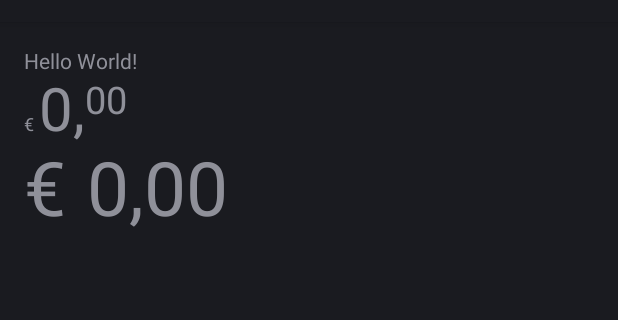
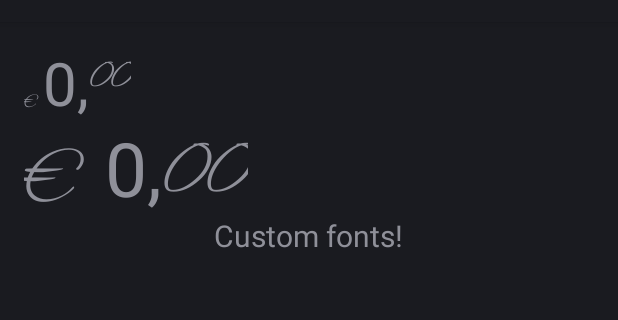
Before and after one commit to berendn/CurrencyTextView, an Android app: the layout activity_main.xml on its own in the app's theme, with its tools: preview values and no code run, on a phone screen of 412 x 824 dp, the part 62-382 px from its top. Run offline under Robolectric (Android 15) with nearby library versions, the phone set to English and light mode, and no system bars.

```diff
--- a/build.gradle
+++ b/build.gradle
@@ -5,7 +5,7 @@ buildscript {
         jcenter()
     }
     dependencies {
-        classpath 'com.android.tools.build:gradle:1.5.0'
+        classpath 'com.android.tools.build:gradle:2.0.0'
         classpath 'com.github.dcendents:android-maven-gradle-plugin:1.3'
         // NOTE: Do not place your application dependencies here; they belong
         // in the individual module build.gradle files
--- a/library/src/main/java/nl/qrk/currencytextview/CurrencyTextView.java
+++ /dev/null
@@ -1,173 +0,0 @@
-package nl.qrk.currencytextview;
-
-import android.annotation.TargetApi;
-import android.content.Context;
-import android.content.res.TypedArray;
-import android.graphics.Canvas;
-import android.graphics.Paint;
-import android.graphics.Rect;
-import android.os.Build;
-import android.util.AttributeSet;
-import android.util.TypedValue;
-import android.widget.TextView;
-
-import java.math.BigDecimal;
-
-/**
- * Created by Berend on 2-4-2016.
- */
-public class CurrencyTextView extends TextView {
-
-    private static final String tag = CurrencyTextView.class.getSimpleName();
-    private final Rect euroSignTextBounds = new Rect();
-    private final Rect euroTextBounds = new Rect();
-    private final Rect digitsTextBounds = new Rect();
-    private String euroSign = "\u20AC";
-    private String comma = ",";
-    private String euros = "0";
-    private String cents = "00";
-    private String euroscomma = euros + comma;
-    private float euroSignTextSizeInPixels = 12;
-    private float euroTextSizeInPixels = 12;
-    private float digitsTextSizeInPixels = 12;
-    private Paint euroSignTextPaint;
-    private Paint euroTextPaint;
-    private Paint digitsTextPaint;
-
-    public CurrencyTextView(Context context) {
-        super(context);
-        init();
-    }
-
-    public CurrencyTextView(Context context, AttributeSet attrs) {
-        super(context, attrs);
-
-        TypedArray a = getContext().obtainStyledAttributes(attrs, R.styleable.CurrencyTextView);
-        euroTextSizeInPixels = a.getDimension(R.styleable.CurrencyTextView_euroTextSize, getTextSize());
-        euroSignTextSizeInPixels = a.getDimension(R.styleable.CurrencyTextView_eurosignTextSize, getTextSize());
-        digitsTextSizeInPixels = a.getDimension(R.styleable.CurrencyTextView_digitsTextSize, getTextSize());
-        a.recycle();
-
-        euroSignTextSizeInPixels = Math.min(euroSignTextSizeInPixels, euroTextSizeInPixels);
-        digitsTextSizeInPixels = Math.min(digitsTextSizeInPixels, euroTextSizeInPixels);
-
-        init();
-    }
-
-    public CurrencyTextView(Context context, AttributeSet attrs, int defStyleAttr) {
-        super(context, attrs, defStyleAttr);
-        init();
-    }
-
-    @TargetApi(Build.VERSION_CODES.LOLLIPOP)
-    public CurrencyTextView(Context context, AttributeSet attrs, int defStyleAttr, int defStyleRes) {
-        super(context, attrs, defStyleAttr, defStyleRes);
-        init();
-    }
-
-    private void init()
-    {
-        setText(euroSign + euroscomma + cents);
-        setTextSize(TypedValue.COMPLEX_UNIT_PX, euroTextSizeInPixels);
-        setSingleLine();
-        setIncludeFontPadding(false);
-
-        setPaintFlags(Paint.ANTI_ALIAS_FLAG);
-        getPaint().setColor(getTextColors().getDefaultColor());
-
-        euroSignTextPaint = new Paint(getPaint());
-        euroSignTextPaint.setTextSize(euroSignTextSizeInPixels);
-
-        euroTextPaint = new Paint(getPaint());
-        euroTextPaint.setTextSize(euroTextSizeInPixels);
-
-        digitsTextPaint = new Paint(getPaint());
-        digitsTextPaint.setTextSize(digitsTextSizeInPixels);
-
-        refreshTextBounds();
-    }
-
-
-    void refreshTextBounds()
-    {
-        euroSignTextPaint.getTextBounds(euroSign, 0, euroSign.length(), euroSignTextBounds);
-        euroTextPaint.getTextBounds(euros, 0, euros.length(), euroTextBounds);
-        digitsTextPaint.getTextBounds(cents, 0, cents.length(), digitsTextBounds);
-    }
-
-    @Override
-    protected void onDraw(Canvas canvas)
-    {
-        float baseline = getHeight() - euroTextPaint.descent();
-        int x = 0;
-
-        canvas.drawText(euroSign, x, baseline, euroSignTextPaint);
-
-        x += euroSignTextPaint.measureText(euroSign) * 1.5;
-        canvas.drawText(euroscomma, x, baseline, euroTextPaint);
-
-        x += euroTextPaint.measureText(euroscomma);
-        canvas.drawText(cents, x, baseline - euroTextBounds.height() + digitsTextBounds.height(), digitsTextPaint);
-    }
-
-    public void setAmount(BigDecimal b)
-    {
-        if (b == null)
-        {
-            return;
-        }
-
-        long euro = b.longValue();
-
-        // The remainder of ONE is everything after the comma.
-        cents = b.abs().remainder(BigDecimal.ONE).setScale(2, BigDecimal.ROUND_HALF_UP).toPlainString();
-        // Remove the 0, and keep the change ;)
-        cents = cents.substring(2, 4);
-
-        euros = Long.toString(euro);
-        if (euro == 0 && b.compareTo(BigDecimal.ZERO) < 0)
-        {
-            euros = "-" + euros;
-        }
-
-        euroscomma = euros + comma;
-
-        refreshTextBounds();
-        setText(euroSign + euros + comma + cents);
-    }
-
-    @Override
-    protected void onMeasure(int widthMeasureSpec, int heightMeasureSpec)
-    {
-        super.onMeasure(widthMeasureSpec, heightMeasureSpec);
-
-        int desiredWidth = 0;
-        desiredWidth += euroSignTextPaint.measureText(euroSign) * 1.5;
-        desiredWidth += euroTextPaint.measureText(euroscomma);
-        desiredWidth += digitsTextPaint.measureText(cents);
-
-        int widthMode = MeasureSpec.getMode(widthMeasureSpec);
-        int widthSize = MeasureSpec.getSize(widthMeasureSpec);
-
-        int width;
-
-        // Measure Width
-        if (widthMode == MeasureSpec.EXACTLY)
-        {
-            // Must be this size
-            width = widthSize;
-        }
-        else if (widthMode == MeasureSpec.AT_MOST)
-        {
-            // Can't be bigger than...
-            width = Math.min(desiredWidth, widthSize);
-        }
-        else
-        {
-            // Be whatever you want
-            width = desiredWidth;
-        }
-
-        setMeasuredDimension(width, getMeasuredHeight());
-    }
-}
--- /dev/null
+++ b/library/src/main/java/nl/qrk/currencytextview/CurrencyTextView.kt
@@ -0,0 +1,157 @@
+package nl.qrk.currencytextview
+
+import android.content.Context
+import android.graphics.Canvas
+import android.graphics.Paint
+import android.graphics.Rect
+import android.graphics.Typeface
+import android.util.AttributeSet
+import android.util.TypedValue
+import android.view.View
+import android.widget.TextView
+import java.math.BigDecimal
+
+/**
+ * Created by Berend on 2-4-2016.
+ */
+class CurrencyTextView : TextView {
+    private val euroSignTextBounds = Rect()
+    private val euroTextBounds = Rect()
+    private val digitsTextBounds = Rect()
+    private val euroSign = "\u20AC"
+    private val comma = ","
+    private var euros = "0"
+    private var cents = "00"
+    private var euroscomma = euros + comma
+    private var euroSignTextSizeInPixels = 12f
+    private var euroTextSizeInPixels = 12f
+    private var digitsTextSizeInPixels = 12f
+    private var euroSignTextPaint: Paint? = null
+    private var euroTextPaint: Paint? = null
+    private var digitsTextPaint: Paint? = null
+
+    constructor(context: Context) : super(context) {
+        init()
+    }
+
+    constructor(context: Context, attrs: AttributeSet) : super(context, attrs) {
+
+        val a = getContext().obtainStyledAttributes(attrs, R.styleable.CurrencyTextView)
+        euroTextSizeInPixels = a.getDimension(R.styleable.CurrencyTextView_euroTextSize, textSize)
+        euroSignTextSizeInPixels = a.getDimension(R.styleable.CurrencyTextView_eurosignTextSize, textSize)
+        digitsTextSizeInPixels = a.getDimension(R.styleable.CurrencyTextView_digitsTextSize, textSize)
+        a.recycle()
+
+        euroSignTextSizeInPixels = Math.min(euroSignTextSizeInPixels, euroTextSizeInPixels)
+        digitsTextSizeInPixels = Math.min(digitsTextSizeInPixels, euroTextSizeInPixels)
+
+        init()
+    }
+
+    constructor(context: Context, attrs: AttributeSet, defStyleAttr: Int) : super(context, attrs, defStyleAttr) {
+        init()
+    }
+
+    private fun init() {
+        text = euroSign + euroscomma + cents
+        setTextSize(TypedValue.COMPLEX_UNIT_PX, euroTextSizeInPixels)
+        setSingleLine()
+        includeFontPadding = false
+
+        paintFlags = Paint.ANTI_ALIAS_FLAG
+        paint.color = textColors.defaultColor
+        paint.typeface = Typeface.createFromAsset(context.assets, "AlexBrush-Regular.ttf");
+
+        euroSignTextPaint = Paint(paint)
+        euroSignTextPaint!!.textSize = euroSignTextSizeInPixels
+
+        euroTextPaint = Paint(paint)
+        euroTextPaint!!.textSize = euroTextSizeInPixels
+        euroTextPaint!!.typeface = typeface
+
+        digitsTextPaint = Paint(paint)
+        digitsTextPaint!!.textSize = digitsTextSizeInPixels
+
+        refreshTextBounds()
+    }
+
+
+    internal fun refreshTextBounds() {
+        euroSignTextPaint!!.getTextBounds(euroSign, 0, euroSign.length, euroSignTextBounds)
+        euroTextPaint!!.getTextBounds(euros, 0, euros.length, euroTextBounds)
+        digitsTextPaint!!.getTextBounds(cents, 0, cents.length, digitsTextBounds)
+    }
+
+    override fun onDraw(canvas: Canvas) {
+        val baseline = height - euroTextPaint!!.descent()
+        var x = 0
+
+        canvas.drawText(euroSign, x.toFloat(), baseline, euroSignTextPaint)
+
+        x += (euroSignTextPaint!!.measureText(euroSign) * 1.5).toInt()
+        canvas.drawText(euroscomma, x.toFloat(), baseline, euroTextPaint)
+
+        x += euroTextPaint!!.measureText(euroscomma).toInt()
+        canvas.drawText(cents, x.toFloat(), baseline - euroTextBounds.height() + digitsTextBounds.height(), digitsTextPaint)
+    }
+
+    override fun setTypeface(tf : Typeface){
+        super.setTypeface(tf)
+    }
+
+    fun setAmount(b: BigDecimal?) {
+        if (b == null) {
+            return
+        }
+
+        val euro = b.toLong()
+
+        // The remainder of ONE is everything after the comma.
+        cents = b.abs().remainder(BigDecimal.ONE).setScale(2, BigDecimal.ROUND_HALF_UP).toPlainString()
+        // Remove the 0, and keep the change ;)
+        cents = cents.substring(2, 4)
+
+        euros = java.lang.Long.toString(euro)
+        if (euro == 0L && b.compareTo(BigDecimal.ZERO) < 0) {
+            euros = "-" + euros
+        }
+
+        euroscomma = euros + comma
+
+        refreshTextBounds()
+        text = euroSign + euros + comma + cents
+    }
+
+    override fun onMeasure(widthMeasureSpec: Int, heightMeasureSpec: Int) {
+        super.onMeasure(widthMeasureSpec, heightMeasureSpec)
+
+        var desiredWidth = 0
+        desiredWidth += (euroSignTextPaint!!.measureText(euroSign) * 1.5).toInt()
+        desiredWidth += euroTextPaint!!.measureText(euroscomma).toInt()
+        desiredWidth += digitsTextPaint!!.measureText(cents).toInt()
+
+        val widthMode = View.MeasureSpec.getMode(widthMeasureSpec)
+        val widthSize = View.MeasureSpec.getSize(widthMeasureSpec)
+
+        val width: Int
+
+        // Measure Width
+        if (widthMode == View.MeasureSpec.EXACTLY) {
+            // Must be this size
+            width = widthSize
+        } else if (widthMode == View.MeasureSpec.AT_MOST) {
+            // Can't be bigger than...
+            width = Math.min(desiredWidth, widthSize)
+        } else {
+            // Be whatever you want
+            width = desiredWidth
+        }
+
+        setMeasuredDimension(width, measuredHeight)
+    }
+
+    companion object {
+
+        private val tag = CurrencyTextView::class.java.simpleName
+    }
+}
--- a/sampleapp/src/main/res/layout/activity_main.xml
+++ b/sampleapp/src/main/res/layout/activity_main.xml
@@ -1,37 +1,42 @@
 <?xml version="1.0" encoding="utf-8"?>
 <LinearLayout xmlns:android="http://schemas.android.com/apk/res/android"
+    xmlns:app="http://schemas.android.com/apk/res-auto"
     xmlns:tools="http://schemas.android.com/tools"
-    xmlns:app="http://schemas.android.com/apk/res-auto"
     android:layout_width="match_parent"
     android:layout_height="match_parent"
+    android:orientation="vertical"
     android:paddingBottom="@dimen/activity_vertical_margin"
     android:paddingLeft="@dimen/activity_horizontal_margin"
     android:paddingRight="@dimen/activity_horizontal_margin"
     android:paddingTop="@dimen/activity_vertical_margin"
-    tools:context="nl.qrk.currencytextviewdemo.MainActivity"
-    android:orientation="vertical">
+    tools:context="nl.qrk.currencytextviewdemo.MainActivity">
+
+    <nl.qrk.currencytextview.CurrencyTextView
+        android:id="@+id/view1"
+        android:layout_width="wrap_content"
+        android:layout_height="wrap_content"
+        android:text="€13.37"
+        app:digitsTextSize="25sp"
+        app:euroTextSize="40sp"
+        app:eurosignTextSize="12sp"
+        fontPath="AlexBrush-Regular.ttf"
+         />
+
+    <nl.qrk.currencytextview.CurrencyTextView
+        android:id="@+id/view2"
+        android:layout_width="wrap_content"
+        android:layout_height="wrap_content"
+        android:text="€13.37"
+        android:textSize="50sp"
+        />
 
     <TextView
         android:layout_width="wrap_content"
         android:layout_height="wrap_content"
-        android:text="Hello World!"
-        android:id="@+id/textView" />
-
-    <nl.qrk.currencytextview.CurrencyTextView
-        android:layout_width="wrap_content"
-        android:layout_height="wrap_content"
-        android:id="@+id/view1"
-        app:digitsTextSize="25sp"
-        app:eurosignTextSize="12sp"
-        app:euroTextSize="40sp"
-        android:text="€13.37"
-         />
-
-    <nl.qrk.currencytextview.CurrencyTextView
-        android:layout_width="wrap_content"
-        android:layout_height="wrap_content"
-        android:id="@+id/view2"
-        android:text="€13.37"
-        android:textSize="50sp"
-        />
+        android:text="Custom fonts!"
+        fontPath="AlexBrush-Regular.ttf"
+        android:textSize="20sp"
+        android:id="@+id/textView"
+        android:layout_gravity="center_horizontal"
+        tools:ignore="MissingPrefix" />
 </LinearLayout>
```
Also changed, not shown: library/build.gradle (+22 -0 lines), sampleapp/build.gradle (+21 -0 lines), sampleapp/src/main/java/nl/qrk/currencytextviewdemo/MainActivity.java (deleted, +0 -13 lines), sampleapp/src/main/java/nl/qrk/currencytextviewdemo/MainActivity.kt (added, +22 -0 lines), gradle/wrapper/gradle-wrapper.properties, sampleapp/src/main/assets/AlexBrush-Regular.ttf (added).
